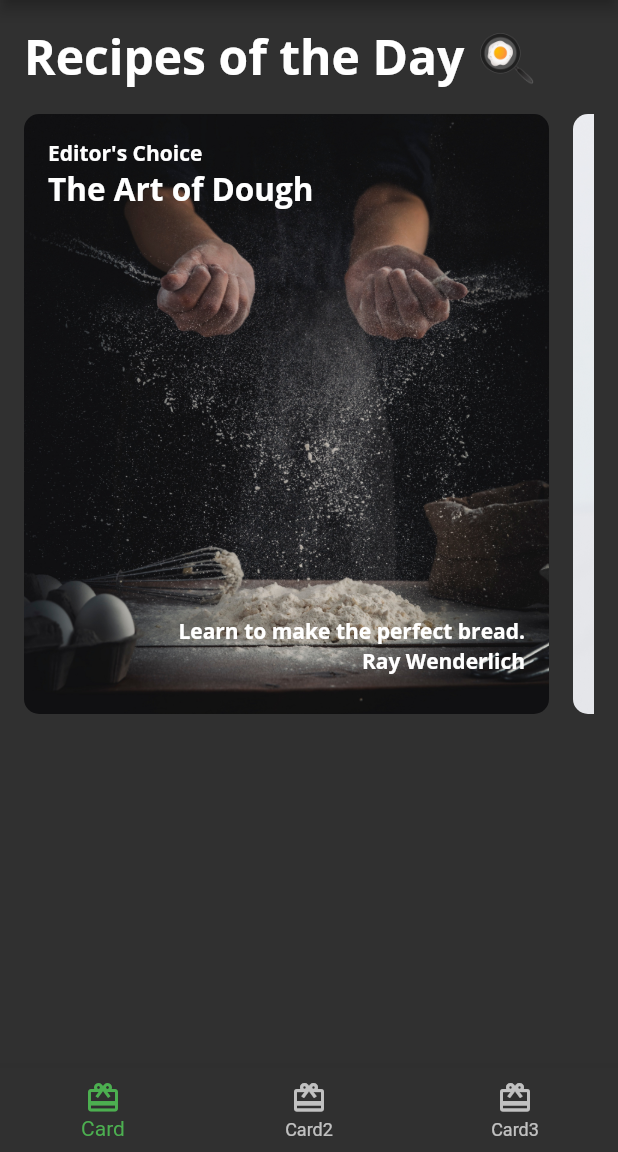
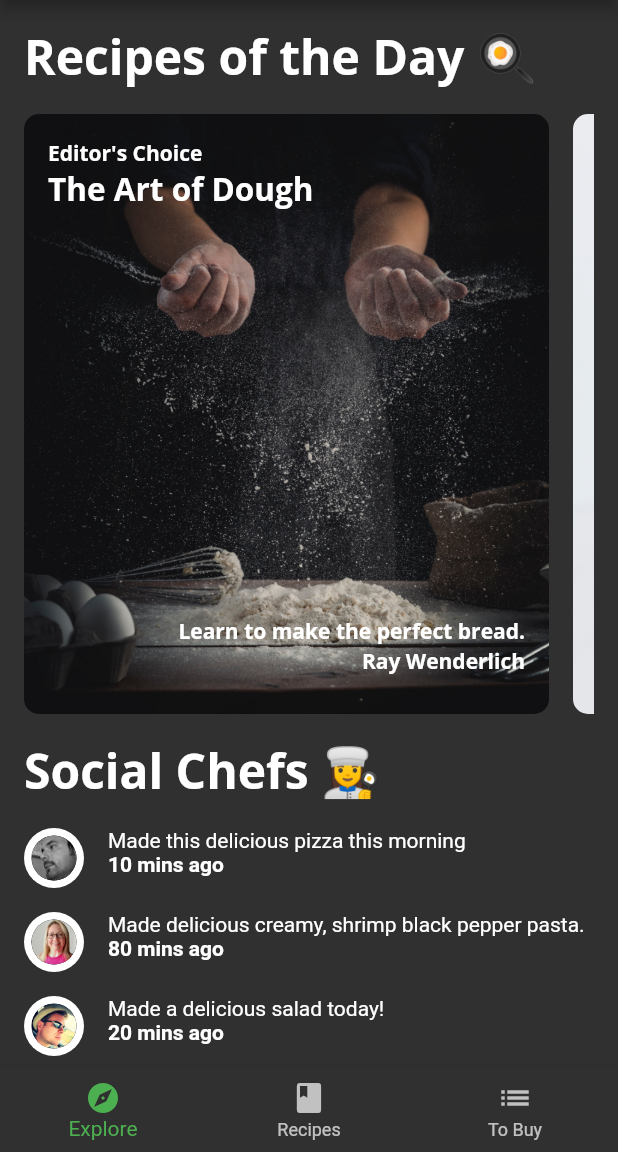
Before and after one commit to lmw4051/Food, a Flutter app: the screen it shows after launch, on a phone screen of 412 x 824 dp, the part 84-1236 px from its top. Run offline on Flutter 3.47's test engine with Material 2 defaults, Android fonts, the phone set to English and light mode, and no system bars; our stand-ins replace google_fonts.

Commit message:
feat: add friend post

```diff
--- a/fooderlich/lib/components/components.dart
+++ b/fooderlich/lib/components/components.dart
@@ -6,3 +6,5 @@ export 'card2.dart';
 export 'card3.dart';
 export 'circle_image.dart';
 export 'today_recipe_list_view.dart';
+export 'friend_post_title.dart';
+export 'friend_post_list_view.dart';
--- /dev/null
+++ b/fooderlich/lib/components/friend_post_list_view.dart
@@ -0,0 +1,47 @@
+import 'package:flutter/material.dart';
+
+import '../models/models.dart';
+import 'components.dart';
+
+class FriendPostListView extends StatelessWidget {
+  final List<Post> friendPosts;
+
+  const FriendPostListView({
+    super.key,
+    required this.friendPosts,
+  });
+
+  @override
+  Widget build(BuildContext context) {
+    return Padding(
+      padding: const EdgeInsets.only(
+        left: 16,
+        right: 16,
+        top: 0,
+      ),
+      child: Column(
+        crossAxisAlignment: CrossAxisAlignment.start,
+        children: [
+          Text('Social Chefs 👩‍🍳',
+              style: Theme.of(context).textTheme.headline1),
+          const SizedBox(height: 16),
+          ListView.separated(
+            primary: false,
+            physics: const NeverScrollableScrollPhysics(),
+            shrinkWrap: true,
+            scrollDirection: Axis.vertical,
+            itemCount: friendPosts.length,
+            itemBuilder: (context, index) {
+              final post = friendPosts[index];
+              return FriendPostTile(post: post);
+            },
+            separatorBuilder: (context, index) {
+              return const SizedBox(height: 16);
+            },
+          ),
+          const SizedBox(height: 16),
+        ],
+      ),
+    );
+  }
+}
--- /dev/null
+++ b/fooderlich/lib/components/friend_post_title.dart
@@ -0,0 +1,40 @@
+import 'package:flutter/material.dart';
+
+import '../components/components.dart';
+import '../models/models.dart';
+
+class FriendPostTile extends StatelessWidget {
+  final Post post;
+
+  const FriendPostTile({
+    super.key,
+    required this.post,
+  });
+
+  @override
+  Widget build(BuildContext context) {
+    return Row(
+      crossAxisAlignment: CrossAxisAlignment.start,
+      mainAxisAlignment: MainAxisAlignment.start,
+      children: [
+        CircleImage(
+          imageProvider: AssetImage(post.profileImageUrl),
+          imageRadius: 20,
+        ),
+        const SizedBox(width: 16),
+        Expanded(
+          child: Column(
+            crossAxisAlignment: CrossAxisAlignment.start,
+            children: [
+              Text(post.comment),
+              Text(
+                '${post.timestamp} mins ago',
+                style: const TextStyle(fontWeight: FontWeight.w700),
+              ),
+            ],
+          ),
+        ),
+      ],
+    );
+  }
+}
--- a/fooderlich/lib/home.dart
+++ b/fooderlich/lib/home.dart
@@ -38,7 +38,6 @@ class HomeState extends State<Home> {
           style: Theme.of(context).textTheme.headline6,
         ),
       ),
-      // TODO: Show selected tab
       body: pages[_selectedIndex],
       bottomNavigationBar: BottomNavigationBar(
         selectedItemColor: Theme.of(context).textSelectionTheme.selectionColor,
@@ -46,16 +45,16 @@ class HomeState extends State<Home> {
         onTap: _onItemTapped,
         items: const [
           BottomNavigationBarItem(
-            icon: Icon(Icons.card_giftcard),
-            label: 'Card',
+            icon: Icon(Icons.explore),
+            label: 'Explore',
           ),
           BottomNavigationBarItem(
-            icon: Icon(Icons.card_giftcard),
-            label: 'Card2',
+            icon: Icon(Icons.book),
+            label: 'Recipes',
           ),
           BottomNavigationBarItem(
-            icon: Icon(Icons.card_giftcard),
-            label: 'Card3',
+            icon: Icon(Icons.list),
+            label: 'To Buy',
           ),
         ],
       ),
--- a/fooderlich/lib/screens/explore_screen.dart
+++ b/fooderlich/lib/screens/explore_screen.dart
@@ -14,8 +14,18 @@ class ExploreScreen extends StatelessWidget {
       future: mockService.getExploreData(),
       builder: (context, AsyncSnapshot<ExploreData> snapshot) {
         if (snapshot.connectionState == ConnectionState.done) {
-          final recipes = snapshot.data?.todayRecipes ?? [];
-          return TodayRecipeListView(recipes: recipes);
+          return ListView(
+            scrollDirection: Axis.vertical,
+            children: [
+              TodayRecipeListView(recipes: snapshot.data?.todayRecipes ?? []),
+              const SizedBox(height: 16),
+              FriendPostListView(friendPosts: snapshot.data?.friendPosts ?? []),
+              Container(
+                height: 400,
+                color: Colors.green,
+              ),
+            ],
+          );
         } else {
           return const Center(
             child: CircularProgressIndicator(),
```
